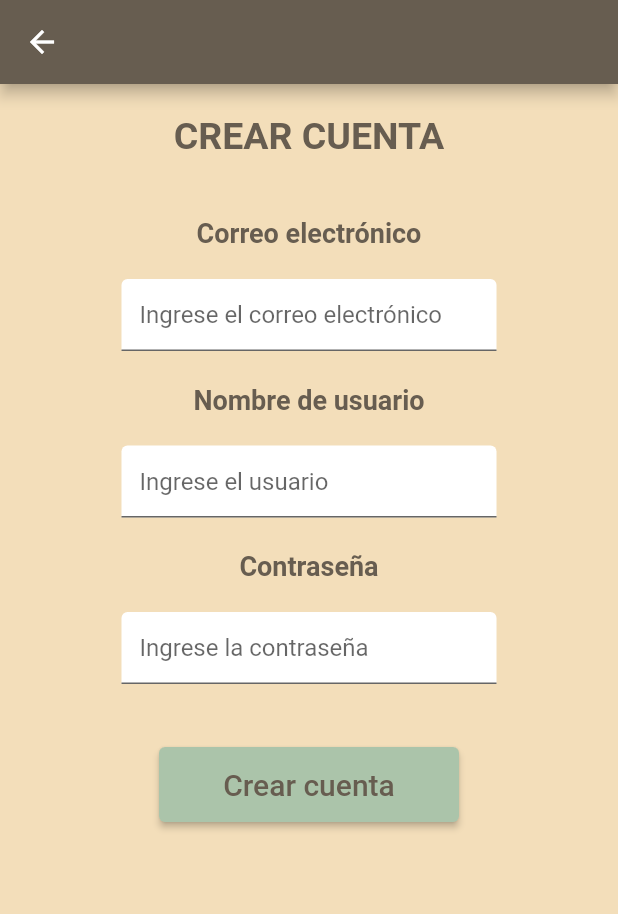
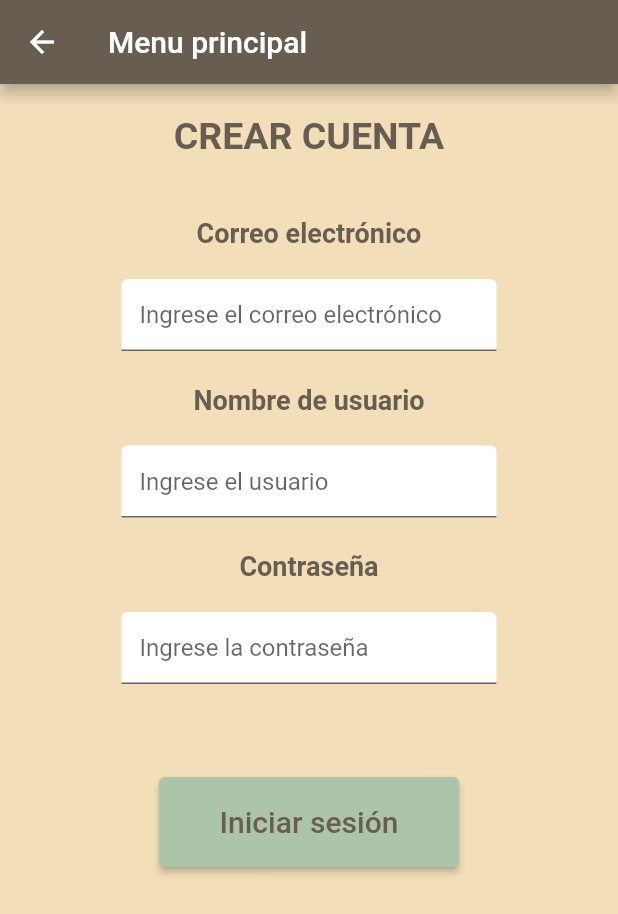
Before and after one commit to Carlos-Bravo7/Maquina_transaccional, a Flutter app: the crear_cuenta screen opened directly, after a tap on "Crear cuenta", on a phone screen of 412 x 824 dp. Shown: the top 914 px of the screen. Run offline on Flutter 3.47's test engine with Material 2 defaults, Android fonts, the phone set to English and light mode, and no system bars.

Commit message:
creacion vista menu principal y navegabilidad de crear cuenta

```diff
--- a/maquina_transaccional/lib/views/crear_cuenta.dart
+++ b/maquina_transaccional/lib/views/crear_cuenta.dart
@@ -1,4 +1,5 @@
 import 'package:flutter/material.dart';
+import 'package:maquina_transaccional/views/menu_principal.dart';
 
 final buttontyle = ElevatedButton.styleFrom(
       primary: Color.fromRGBO(171,196,170,1.0),
@@ -31,9 +32,9 @@ class crear_cuenta extends StatelessWidget {
               child: ElevatedButton(
                 style: buttontyle,
                 onPressed: (){
-                  //Navigator.push(context,
-                    //MaterialPageRoute(builder: (context)=> inicio_sesion())
-                  //);
+                  Navigator.push(context,
+                    MaterialPageRoute(builder: (context)=> menu_principal())
+                  );
                },
                 child: Text("Crear cuenta", style: TextStyle(fontSize: 20),)),
             ),
--- /dev/null
+++ b/maquina_transaccional/lib/views/menu_principal.dart
@@ -0,0 +1,50 @@
+import 'package:flutter/material.dart';
+import 'package:maquina_transaccional/views/crear_cuenta.dart';
+
+final buttontyle = ElevatedButton.styleFrom(
+      primary: Color.fromRGBO(171,196,170,1.0),
+      onPrimary: Color.fromRGBO(103,93,80,1.0),
+
+    );
+
+class menu_principal extends StatelessWidget {
+  const menu_principal({super.key});
+
+  @override
+  Widget build(BuildContext context) {
+    return Scaffold(
+      backgroundColor: Color.fromRGBO(243, 222, 186, 1.0),
+      appBar: AppBar(
+        title: Text("Menu principal"),
+        backgroundColor: Color.fromRGBO(103, 93, 80, 1.0),
+      ),
+      body: Center(
+        child: Column(
+          children: [
+            cuerpo(),
+            const SizedBox(
+              width: 10,
+              height: 60,
+            ),
+            Container(
+              width: 200,
+              height: 60,
+              child: ElevatedButton(
+                style: buttontyle,
+                onPressed: (){
+                  Navigator.push(context,
+                    MaterialPageRoute(builder: (context)=> crear_cuenta())
+                  );
+               },
+                child: Text("Iniciar sesión", style: TextStyle(fontSize: 20),)),
+            ),
+            const SizedBox(
+              height: 40,
+            ),
+
+          ],
+        )
+      ),
+    );
+  }
+}
```
